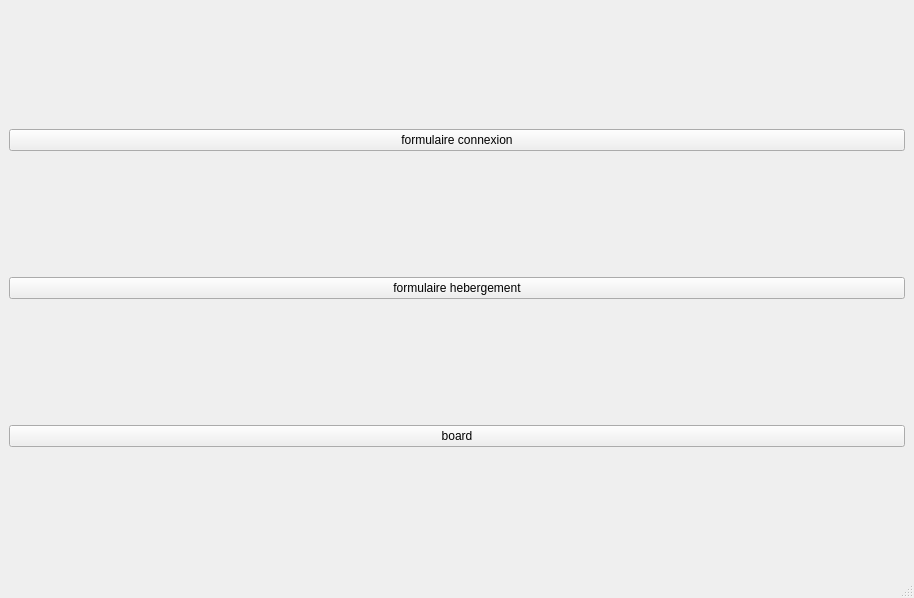
The window that windows/mainwindow.ui (BertaudNathan/Whiteboard-B3) describes before a commit, drawn with Qt 5.
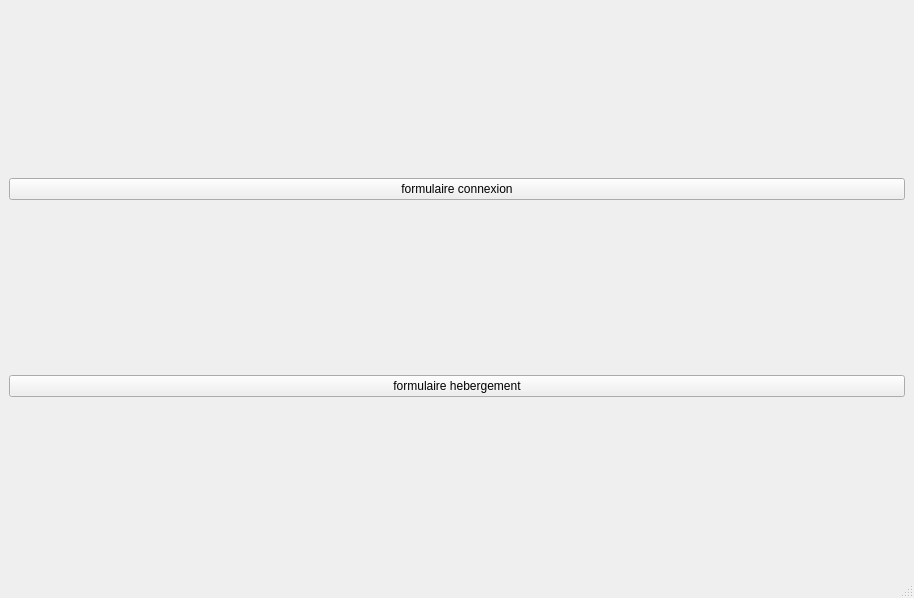
The same window after the commit.

```diff
--- a/windows/mainwindow.ui
+++ b/windows/mainwindow.ui
@@ -29,13 +29,6 @@
       </property>
      </widget>
     </item>
-    <item>
-     <widget class="QPushButton" name="pushButton">
-      <property name="text">
-       <string>board</string>
-      </property>
-     </widget>
-    </item>
    </layout>
   </widget>
   <widget class="QMenuBar" name="menubar">
```
